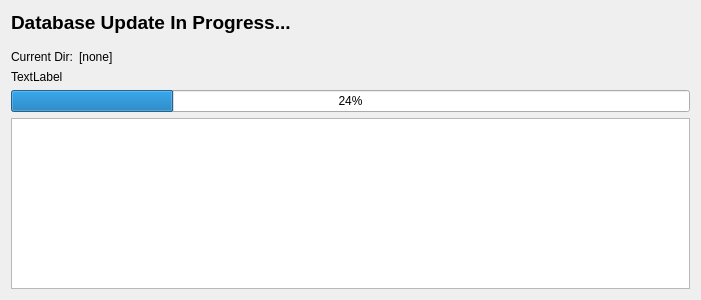
Qt form src/dlgdbupdate.ui (OpenKJ/OpenKJ) before a commit.
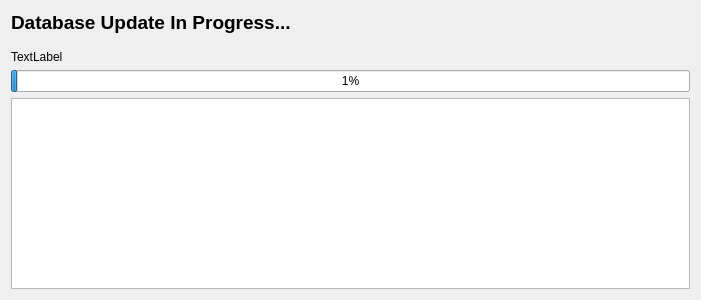
The same form after that commit.

The edit to the form file:
```diff
--- a/src/dlgdbupdate.ui
+++ b/src/dlgdbupdate.ui
@@ -45,32 +45,6 @@
      <property name="topMargin">
       <number>0</number>
      </property>
-     <item>
-      <widget class="QLabel" name="label_2">
-       <property name="sizePolicy">
-        <sizepolicy hsizetype="Minimum" vsizetype="Preferred">
-         <horstretch>0</horstretch>
-         <verstretch>0</verstretch>
-        </sizepolicy>
-       </property>
-       <property name="text">
-        <string>Current Dir:</string>
-       </property>
-      </widget>
-     </item>
-     <item>
-      <widget class="QLabel" name="lblDirectory">
-       <property name="sizePolicy">
-        <sizepolicy hsizetype="Expanding" vsizetype="Preferred">
-         <horstretch>0</horstretch>
-         <verstretch>0</verstretch>
-        </sizepolicy>
-       </property>
-       <property name="text">
-        <string>[none]</string>
-       </property>
-      </widget>
-     </item>
     </layout>
    </item>
    <item>
@@ -82,8 +56,20 @@
    </item>
    <item>
     <widget class="QProgressBar" name="progressBar">
+     <property name="maximum">
+      <number>100</number>
+     </property>
      <property name="value">
-      <number>24</number>
+      <number>1</number>
+     </property>
+     <property name="textVisible">
+      <bool>true</bool>
+     </property>
+     <property name="invertedAppearance">
+      <bool>false</bool>
+     </property>
+     <property name="format">
+      <string>%p%</string>
      </property>
     </widget>
    </item>
```
